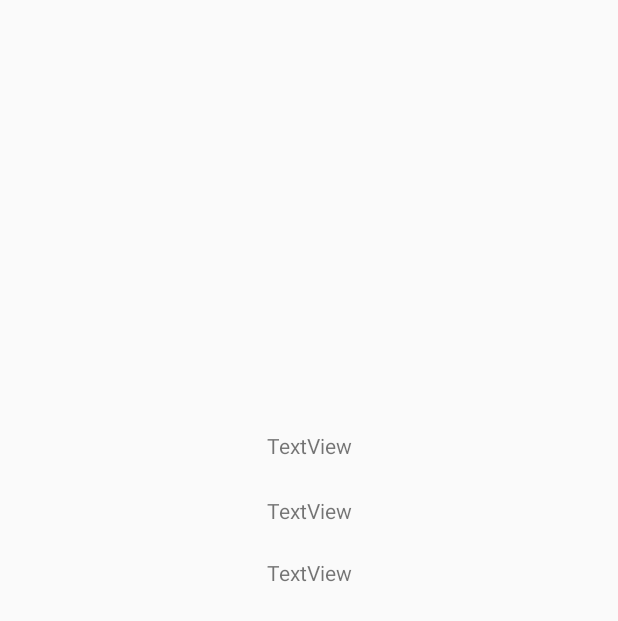
After one commit to s-sairung/PizzaHub, an Android app: the layout fragment_profile_info.xml on its own in the app's theme, with its tools: preview values and no code run, on a phone screen of 412 x 824 dp. The commit adds this screen. Shown: the top 621 px of the screen. Run offline under Robolectric (Android 15) with nearby library versions, the phone set to English and light mode, and no system bars.

Commit message:
Update profile registration in profile fragment

```diff
--- a/app/src/main/java/chula/project/pizzahub/classes/Profile.java
+++ b/app/src/main/java/chula/project/pizzahub/classes/Profile.java
@@ -4,10 +4,10 @@ public class Profile {
 
     private String userID;
     private String password;
-    private int cardNumber;
+    private String cardNumber;
     private boolean isLogin = false;
 
-    public Profile(String userID, String password, int cardNumber) {
+    public Profile(String userID, String password, String cardNumber) {
         this.userID = userID;
         this.password = password;
         this.cardNumber = cardNumber;
@@ -21,7 +21,7 @@ public class Profile {
         return this.password;
     }
 
-    public int getCardNumber() {
+    public String getCardNumber() {
         return this.cardNumber;
     }
 
--- a/app/src/main/java/chula/project/pizzahub/classes/Users.java
+++ b/app/src/main/java/chula/project/pizzahub/classes/Users.java
@@ -1,13 +1,14 @@
 package chula.project.pizzahub.classes;
 
+import java.io.Serializable;
 import java.util.ArrayList;
 
-public class Users {
+public class Users implements Serializable {
 
     private boolean isLogin = false;
     private ArrayList<Profile> profilesList;
 
-    public Users(Profile profile) {
+    public Users() {
         profilesList = new ArrayList<Profile>();
     }
 
--- /dev/null
+++ b/app/src/main/res/layout/fragment_profile_info.xml
@@ -0,0 +1,39 @@
+<?xml version="1.0" encoding="utf-8"?>
+<androidx.constraintlayout.widget.ConstraintLayout
+    xmlns:android="http://schemas.android.com/apk/res/android"
+    xmlns:app="http://schemas.android.com/apk/res-auto"
+    xmlns:tools="http://schemas.android.com/tools"
+    android:layout_width="match_parent"
+    android:layout_height="match_parent">
+
+    <TextView
+        android:id="@+id/showUserIDtextView"
+        android:layout_width="wrap_content"
+        android:layout_height="wrap_content"
+        android:text="TextView"
+        app:layout_constraintBottom_toBottomOf="parent"
+        app:layout_constraintEnd_toEndOf="parent"
+        app:layout_constraintStart_toStartOf="parent"
+        app:layout_constraintTop_toTopOf="parent"
+        app:layout_constraintVertical_bias="0.357" />
+
+    <TextView
+        android:id="@+id/showPasswordTextView"
+        android:layout_width="wrap_content"
+        android:layout_height="wrap_content"
+        android:layout_marginTop="24dp"
+        android:text="TextView"
+        app:layout_constraintEnd_toEndOf="parent"
+        app:layout_constraintStart_toStartOf="parent"
+        app:layout_constraintTop_toBottomOf="@+id/showUserIDtextView" />
+
+    <TextView
+        android:id="@+id/showCardTextView"
+        android:layout_width="wrap_content"
+        android:layout_height="wrap_content"
+        android:layout_marginTop="22dp"
+        android:text="TextView"
+        app:layout_constraintEnd_toEndOf="parent"
+        app:layout_constraintStart_toStartOf="parent"
+        app:layout_constraintTop_toBottomOf="@+id/showPasswordTextView" />
+</androidx.constraintlayout.widget.ConstraintLayout>
```
Also changed, not shown: app/src/main/java/chula/project/pizzahub/ProfileInfoFragment.java (added, +36 -0 lines), app/src/main/java/chula/project/pizzahub/ProfileSignupFragment.java (+43 -19 lines).
